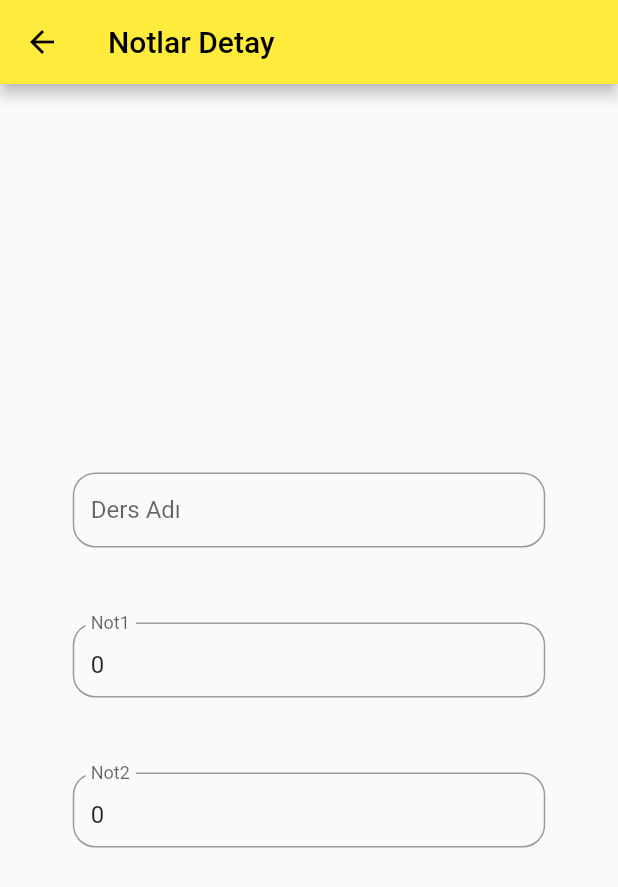
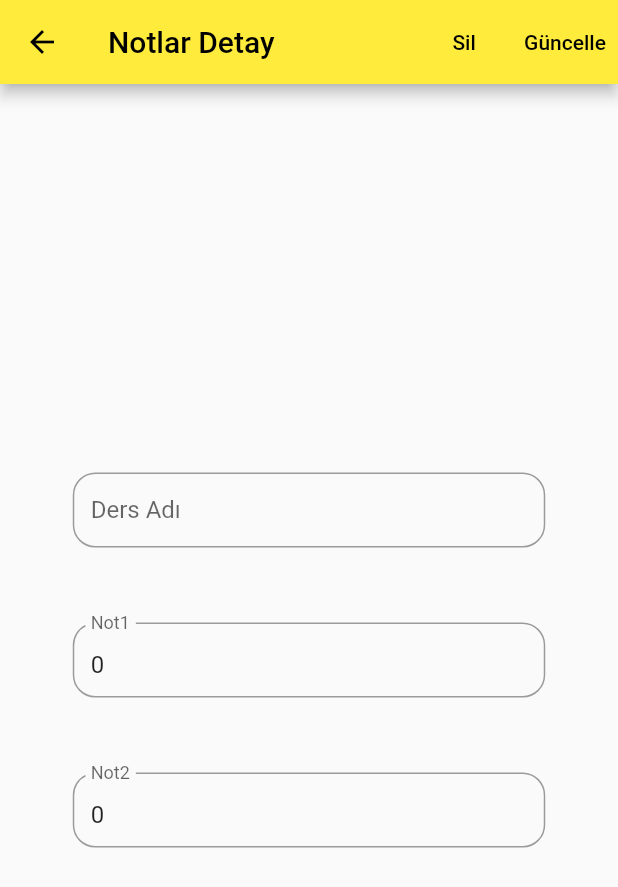
Before and after one commit to kadironer/ders_notu_hesaplama, a Flutter app: the NoteDetailsPage screen opened directly with empty values, on a phone screen of 412 x 824 dp. Shown: the top 887 px of the screen. Run offline on Flutter 3.47's test engine with Material 2 defaults, Android fonts, the phone set to English and light mode, and no system bars; our stand-ins replace sqflite; accounts and stored records are empty.

Commit message:
Uygulama Bitti

```diff
--- a/lib/noteDetailScreen.dart
+++ b/lib/noteDetailScreen.dart
@@ -1,6 +1,7 @@
 import 'package:flutter/material.dart';
 import 'package:proje_ders_notu_hesaplama/main.dart';
 import 'package:proje_ders_notu_hesaplama/notlar.dart';
+import 'package:proje_ders_notu_hesaplama/notlardao.dart';
 
 class NoteDetailsPage extends StatefulWidget {
 
@@ -18,13 +19,13 @@ class _NoteDetailsPageState extends State<NoteDetailsPage> {
   var tfNot2=TextEditingController();
 
   Future<void> notSil(int not_id) async{
-    print("$not_id silindi");
+    await Notlardao().notSil(not_id);
     Navigator.push(context, MaterialPageRoute(builder: (context)=> HomePage()));
 
   }
 
   Future<void> notGuncelle(int not_id, String ders_adi, int not1, int not2) async{
-    print("$ders_adi, $not1, $not2, güncellendi");
+    await Notlardao().notGuncelle(not_id, ders_adi, not1, not2);
     Navigator.push(context, MaterialPageRoute(builder: (context)=> HomePage()));
 
   }
@@ -44,13 +45,14 @@ class _NoteDetailsPageState extends State<NoteDetailsPage> {
         title: Text("Notlar Detay"),
         actions: [
          TextButton(
-           child: Text("Sil"),
+           child: Text("Sil", style: TextStyle(color: Colors.black),),
            onPressed:(){
+
              notSil(widget.not.not_id);
            },
          ),
           TextButton(
-            child: Text("Güncelle"),
+            child: Text("Güncelle", style: TextStyle(color: Colors.black),),
             onPressed:(){
               notGuncelle(widget.not.not_id, tfDers.text, int.parse(tfNot1.text), int.parse(tfNot2.text));
             },
--- a/lib/noteRecordScreen.dart
+++ b/lib/noteRecordScreen.dart
@@ -1,5 +1,6 @@
 import 'package:flutter/material.dart';
 import 'package:proje_ders_notu_hesaplama/main.dart';
+import 'package:proje_ders_notu_hesaplama/notlardao.dart';
 
 class NoteRecordPage extends StatefulWidget {
   const NoteRecordPage({Key? key}) : super(key: key);
@@ -15,7 +16,7 @@ class _NoteRecordPageState extends State<NoteRecordPage> {
   var tfNot2=TextEditingController();
 
   Future<void> dersKayit(String ders_adi, int not1, int not2) async{
-    print("$ders_adi, $not1, $not2, kayıt edildi");
+    await Notlardao().notEkle(ders_adi, not1, not2);
     Navigator.push(context, MaterialPageRoute(builder: (context)=> HomePage()));
   }
 
```
